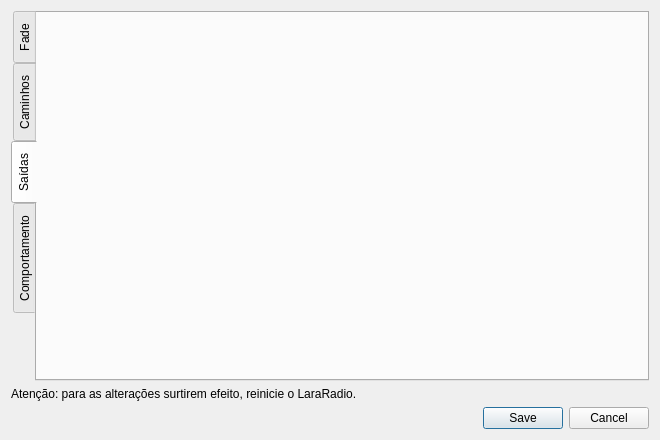
This is configdialog.ui in luizfern12/slopradio as Qt 5 draws it before an edit. The edited form follows.
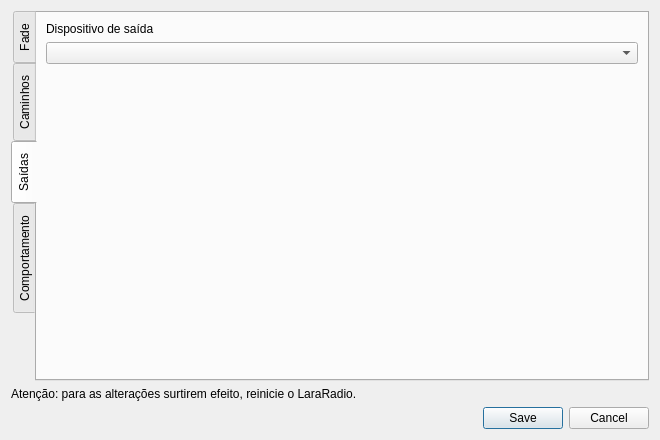
This is the edited form. The open tabs and pages were chosen to show the change. Icons and pictures are not drawn.

Commit message: Add sound output device settings to the Saídas tab

Patch:
```diff
--- a/configdialog.ui
+++ b/configdialog.ui
@@ -213,6 +213,31 @@
       <attribute name="title">
        <string>Saídas</string>
       </attribute>
+      <layout class="QVBoxLayout" name="verticalLayout_outputs">
+       <item>
+        <widget class="QLabel" name="label_9">
+         <property name="text">
+          <string>Dispositivo de saída</string>
+         </property>
+        </widget>
+       </item>
+       <item>
+        <widget class="QComboBox" name="output_device"/>
+       </item>
+       <item>
+        <spacer name="verticalSpacer_outputs">
+         <property name="orientation">
+          <enum>Qt::Orientation::Vertical</enum>
+         </property>
+         <property name="sizeHint" stdset="0">
+          <size>
+           <width>20</width>
+           <height>40</height>
+          </size>
+         </property>
+        </spacer>
+       </item>
+      </layout>
      </widget>
      <widget class="QWidget" name="tabBehavior">
       <attribute name="title">
```
The commit also changes 12 other files.
